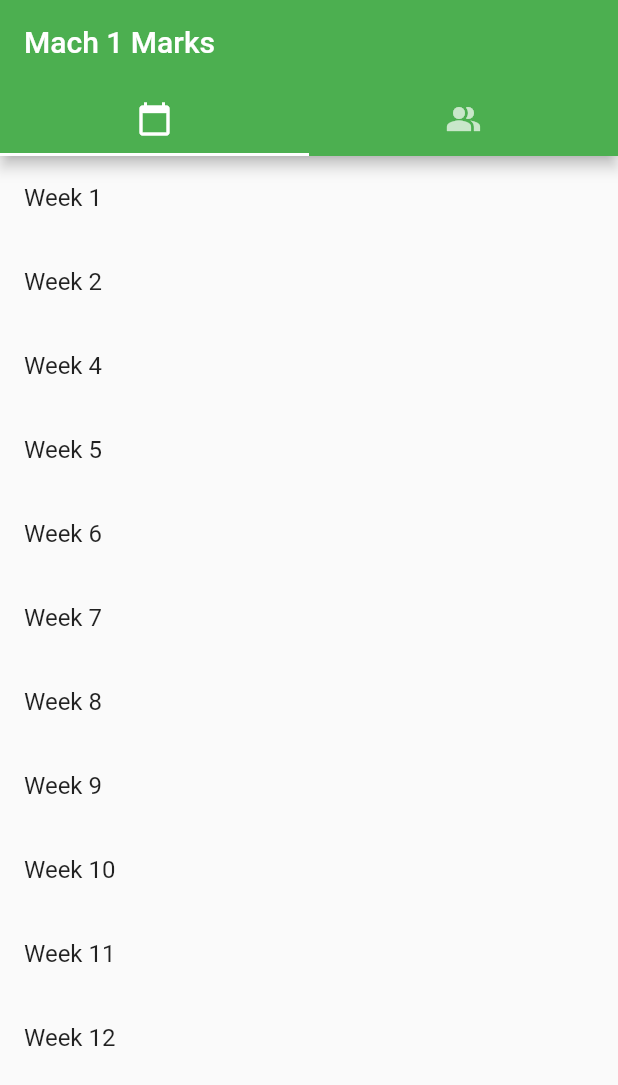
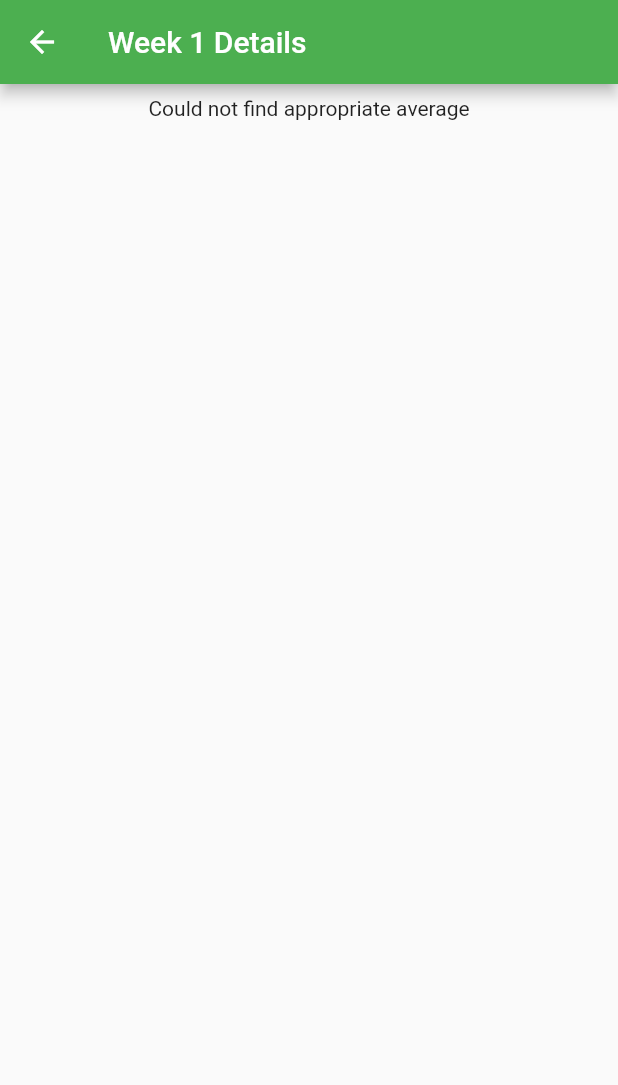
Before and after one commit to JustinHJJohnson/KIT305-Mobile-Applications-and-Development, a Flutter app: the screen it shows after launch, after a tap on an icon or button, on a phone screen of 412 x 824 dp. Shown: the top 1085 px of the screen. Run offline on Flutter 3.47's test engine with Material 2 defaults, Android fonts, the phone set to English and light mode, and no system bars; our stand-ins replace cloud_firestore, firebase_core, firebase_storage; accounts and stored records are empty; project files that could hold a hidden picture were left out.

Commit message:
Added week details and tweaked checkpoints again

```diff
--- a/Assignments/Assignment 4/assignment_4_mach_1_marks/lib/main.dart
+++ b/Assignments/Assignment 4/assignment_4_mach_1_marks/lib/main.dart
@@ -6,6 +6,7 @@
 import 'package:firebase_storage/firebase_storage.dart';
 
 import 'add_student_dialog.dart';
+import 'week_details.dart';
 
 void main() {
   WidgetsFlutterBinding.ensureInitialized();
@@ -119,7 +120,7 @@
                   return ListTile(
                     title: Text("Week $week"),
                     onTap: () {
-                      //Navigator.push(context, MaterialPageRoute(builder: (context) { return MovieDetails(id: index); }));
+                      Navigator.push(context, MaterialPageRoute(builder: (context) { return WeekDetails(weekIndex: week - 1); }));
                     },
                   );
                 },
--- /dev/null
+++ b/Assignments/Assignment 4/assignment_4_mach_1_marks/lib/week_details.dart
@@ -0,0 +1,119 @@
+import 'package:flutter/material.dart';
+import 'package:provider/provider.dart';
+
+import 'list_tiles/attendance.dart';
+import 'list_tiles/grade_A_to_F.dart';
+import 'list_tiles/grade_HD_to_NN.dart';
+import 'list_tiles/score.dart';
+import 'list_tiles/checkpoints.dart';
+import 'student.dart';
+
+class WeekDetails extends StatefulWidget {
+  int weekIndex;
+  //double gradeAverage;
+
+  WeekDetails({Key key, this.weekIndex}) : super(key: key);
+
+  @override
+  _WeekDetailsState createState() => _WeekDetailsState();
+}
+
+class _WeekDetailsState extends State<WeekDetails> {
+  @override
+  Widget build(BuildContext context) {
+
+    var students = Provider.of<StudentModel>(context, listen:false).items;
+    //widget.gradeAverage = calculateGradeAverage(students, widget.weekIndex);
+
+    return Scaffold(
+      appBar: AppBar(
+        title: Text("Week ${widget.weekIndex + 1} Details"),
+      ),
+      body: Padding(
+        padding: EdgeInsets.all(8),
+        child: Column(
+          mainAxisAlignment: MainAxisAlignment.start,
+          children: <Widget>[
+            //Text('Grade average is ${widget.gradeAverage}%'),
+            Text(calculateGradeAverage(students, widget.weekIndex, context)),
+            WeekGradeList(students: students, widget: widget),
+          ]
+        )
+      ),
+    );
+  }
+}
+
+class WeekGradeList extends StatelessWidget {
+  const WeekGradeList({
+    Key key,
+    @required this.students,
+    @required this.widget
+  }) : super(key: key);
+
+  final List<Student> students;
+  final WeekDetails widget;
+
+  @override
+  Widget build(BuildContext context) {
+    return Expanded(
+      child: ListView.builder(
+        itemBuilder: (_, index) {
+          return getGradeListTile(students[index], widget.weekIndex, context);
+        },
+        itemCount: students.length,
+      ),
+    );
+  }
+}
+
+Widget getGradeListTile(Student students, int index, BuildContext context) {
+  Map<String, dynamic> weekConfig = Provider.of<StudentModel>(context, listen:false).weekConfigs;
+
+  switch (weekConfig["week${index + 1}"]) {
+    case "attendance": return Attendance(index: index, student: students, weekList: true);
+    case "gradeA-F": return GradeAToF(index: index, student: students, weekList: true);
+    case "gradeNN-HD": return GradeHDToNN(index: index, student: students, weekList: true);
+    case "score": return Score(index: index, student: students, weekList: true);
+    case "checkBox": return Checkpoints(index: index, student: students, weekList: true);
+    default: return Text("Grade type not found");
+  }
+}
+
+String calculateGradeAverage(List<Student> students, int weekIndex, BuildContext context) {
+  final weekConfigs = Provider.of<StudentModel>(context, listen:false).weekConfigs;
+
+  var gradeSum = 0;
+  for (var student in students) gradeSum += student.grades[weekIndex];
+  var gradeAverage = gradeSum / students.length;
+
+  switch (weekConfigs["week${weekIndex + 1}"]) {
+    case "attendance": return "Grade average is not applicable for attendance";
+    case "gradeA-F":
+      if (gradeAverage == 100) return "The average grade is A";
+      else if (gradeAverage >= 80) return "The average grade is B";
+      else if (gradeAverage >= 70) return "The average grade is C";
+      else if (gradeAverage >= 60) return "The average grade is D";
+      else return "The average grade is F";
+      break;
+    case "gradeNN-HD":
+      if (gradeAverage == 100) return "The average grade is HD+";
+      else if (gradeAverage >= 80) return "The average grade is HD";
+      else if (gradeAverage >= 70) return "The average grade is DN";
+      else if (gradeAverage >= 60) return "The average grade is CR";
+      else if (gradeAverage >= 50) return "The average grade is PP";
+      else return "The average grade is NN";
+      break;
+    case "score":
+      final int maxScore = weekConfigs["week${weekIndex + 1}MaxScore"];
+      final double averageScore = (gradeAverage / 100) * maxScore;
+      return "The average score is ${averageScore.toInt()}";
+    case "checkBox":
+      final int numCheckBoxes = weekConfigs["week${weekIndex + 1}CheckBoxNum"];
+      final double averageCheckedBoxes = (gradeAverage / 100) * numCheckBoxes;
+      return "The average number of checkpoints complete is ${averageCheckedBoxes.toInt()}";
+    default: return "Could not find appropriate average";
+  }
+
+  //return num.parse(gradeAverage.toStringAsFixed(2));    // This line of code to round a double to a given number of decimal places came from https://stackoverflow.com/questions/28419255/how-do-you-round-a-double-in-dart-to-a-given-degree-of-precision-after-the-decim
+}
```
Also changed, not shown: Assignments/Assignment 4/assignment_4_mach_1_marks/lib/list_tiles/attendance.dart (+6 -5 lines), Assignments/Assignment 4/assignment_4_mach_1_marks/lib/list_tiles/checkpoints.dart (+6 -4 lines), Assignments/Assignment 4/assignment_4_mach_1_marks/lib/list_tiles/grade_A_to_F.dart (+6 -4 lines), Assignments/Assignment 4/assignment_4_mach_1_marks/lib/list_tiles/grade_HD_to_NN.dart (+6 -4 lines), Assignments/Assignment 4/assignment_4_mach_1_marks/lib/list_tiles/score.dart (+6 -4 lines).
